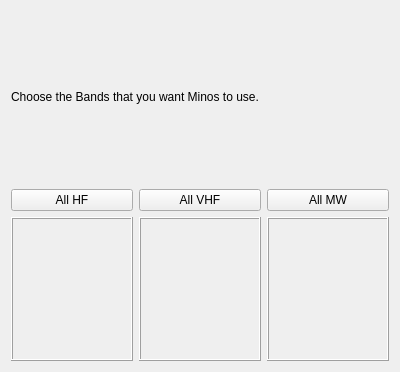
Qt form mqt/MqtLogger/BandsSelect.ui (Rsclub22/Minos2-Mirror) before a commit.
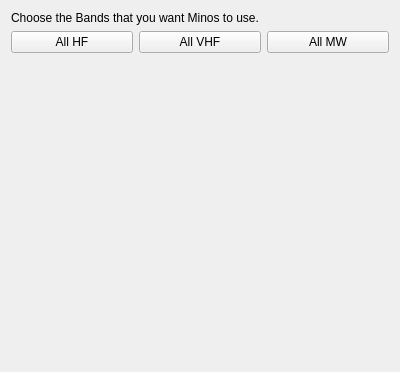
The same form after that commit.

Diff of the .ui file:
```diff
--- a/mqt/MqtLogger/BandsSelect.ui
+++ b/mqt/MqtLogger/BandsSelect.ui
@@ -88,6 +88,19 @@
      </item>
     </layout>
    </item>
+   <item>
+    <spacer name="verticalSpacer">
+     <property name="orientation">
+      <enum>Qt::Vertical</enum>
+     </property>
+     <property name="sizeHint" stdset="0">
+      <size>
+       <width>20</width>
+       <height>40</height>
+      </size>
+     </property>
+    </spacer>
+   </item>
   </layout>
  </widget>
  <resources/>
```
